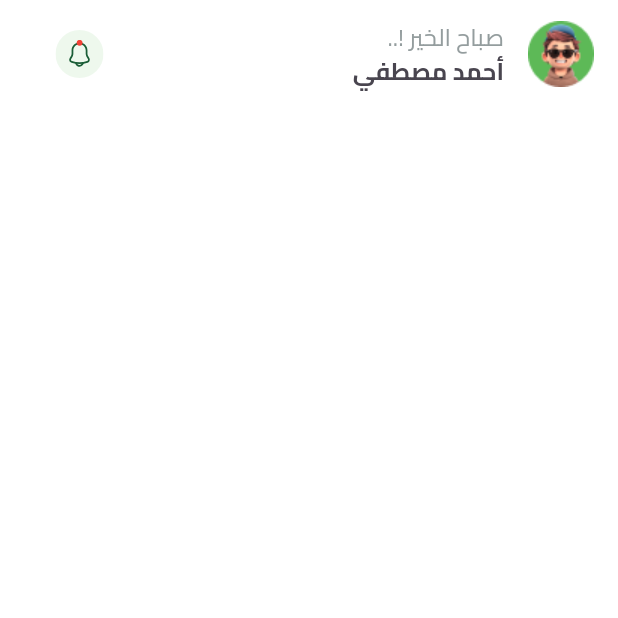
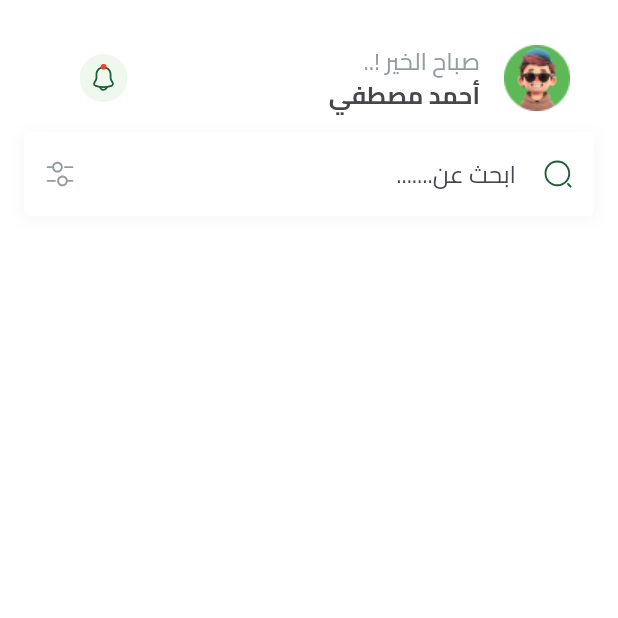
Before and after one commit to MohamedFares09/Fruit-App, a Flutter app: the HomeView screen opened by its route, on a phone screen of 412 x 824 dp, the top half of it. Run offline on Flutter 3.47's test engine with Material 3 defaults, Android fonts, the phone set to English and light mode, and no system bars; our stand-ins replace bloc, cloud_firestore, dartz, dots_indicator, firebase_auth, firebase_core and 6 more; missing offline and left inert: flutter_facebook_auth; accounts and stored records are empty.

Commit message:
create search text feild in home view

```diff
--- a/lib/core/utils/app_image.dart
+++ b/lib/core/utils/app_image.dart
@@ -13,4 +13,6 @@ abstract class Assets {
   static String iphone_icon = 'assets/images/ipone_icons.svg';
   static String profile_image = 'assets/images/profile_image.png';
   static String notfication_image = 'assets/images/notif.svg';
+  static String filtter_image = 'assets/images/filtter.svg';
+  static String search_image = 'assets/images/search.svg';
 }
--- /dev/null
+++ b/lib/core/utils/widgets/search_text_feild.dart
@@ -0,0 +1,52 @@
+import 'package:flutter/material.dart';
+import 'package:flutter_svg/flutter_svg.dart';
+import 'package:fruits_app/core/utils/app_image.dart';
+
+class SearchTextFeild extends StatelessWidget {
+  const SearchTextFeild({super.key});
+
+  @override
+  Widget build(BuildContext context) {
+    return Container(
+      decoration: BoxDecoration(boxShadow: [
+        BoxShadow(
+            color: Color(0x0A000000),
+            blurRadius: 9,
+            offset: Offset(0, 2),
+            spreadRadius: 0)
+      ]),
+      child: TextField(
+        keyboardType: TextInputType.text,
+        decoration: InputDecoration(
+          prefixIcon: SizedBox(
+              width: 20,
+              child: Center(
+                  child: SvgPicture.asset(
+                Assets.search_image,
+              ))),
+          suffixIcon: SizedBox(
+              width: 20,
+              child: Center(
+                  child: SvgPicture.asset(
+                Assets.filtter_image,
+              ))),
+          filled: true,
+          fillColor: Colors.white,
+          hintText: 'ابحث عن.......',
+          border: buildBorder(),
+          enabledBorder: buildBorder(),
+          focusedBorder: buildBorder(),
+        ),
+      ),
+    );
+  }
+
+  OutlineInputBorder buildBorder() {
+    return OutlineInputBorder(
+      borderSide: BorderSide(
+        width: 1,
+        color: Colors.white,
+      ),
+    );
+  }
+}
--- a/lib/features/home/presentation/widgets/home_view_body.dart
+++ b/lib/features/home/presentation/widgets/home_view_body.dart
@@ -1,4 +1,6 @@
 import 'package:flutter/material.dart';
+import 'package:fruits_app/constants.dart';
+import 'package:fruits_app/core/utils/widgets/search_text_feild.dart';
 import 'package:fruits_app/features/home/presentation/widgets/custom_home_app_bar.dart';
 
 class HomeViewBody extends StatelessWidget {
@@ -9,7 +11,12 @@ class HomeViewBody extends StatelessWidget {
     return CustomScrollView(
       slivers: [
         SliverToBoxAdapter(
-          child: CustomHomeAppBar(),
+          child: Padding(
+            padding: const EdgeInsets.all(kHorizontalPadding),
+            child: Column(
+              children: [CustomHomeAppBar(), SearchTextFeild()],
+            ),
+          ),
         )
       ],
     );
```
Also changed, not shown: assets/images/filtter.svg (added), assets/images/search.svg (added), lib/features/home/presentation/widgets/custom_home_app_bar.dart (line endings or trailing spaces).
